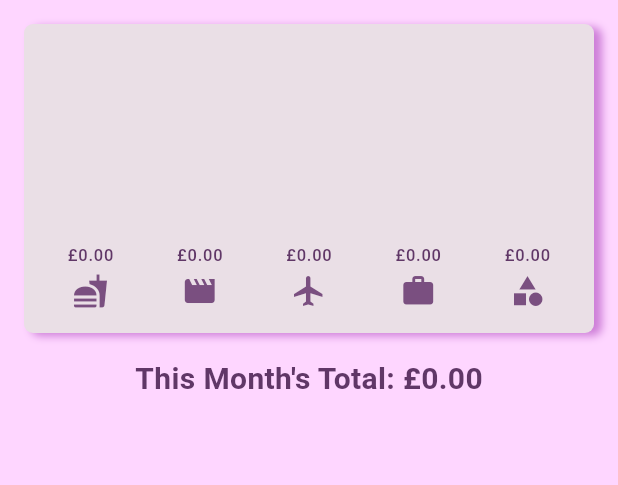
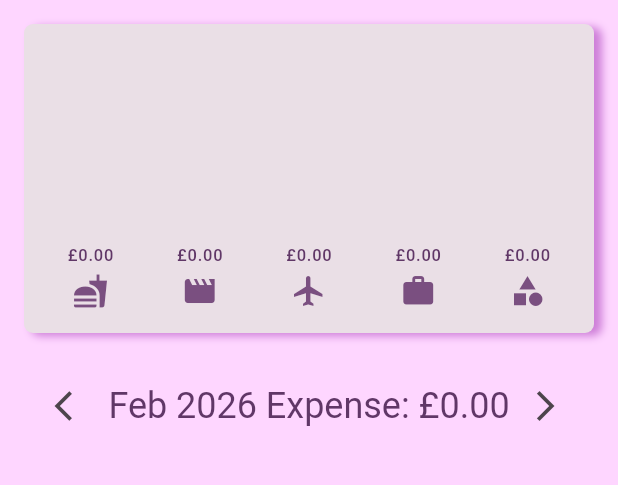
Before and after one commit to Anshuman-Raj/spending-tracker, a Flutter app: the screen it shows after launch, on a phone screen of 412 x 824 dp, the part 84-569 px from its top. Run offline on Flutter 3.47's test engine with Material 3 defaults, Android fonts, the light colour scheme and no system bars; our stand-ins replace hive_ce, hive_ce_flutter; accounts and stored records are empty.

Commit message:
add: month based view

```diff
--- a/lib/expenses.dart
+++ b/lib/expenses.dart
@@ -2,6 +2,7 @@ import 'package:flutter/material.dart';
 import 'package:hive_ce_flutter/hive_flutter.dart';
 import 'package:spending_tracker/widgets/add_expense.dart';
 import 'package:spending_tracker/charts/chart.dart';
+import 'package:spending_tracker/widgets/expense_header.dart';
 import 'package:spending_tracker/widgets/expenses_list.dart';
 import 'package:spending_tracker/models/expense.dart';
 
@@ -14,6 +15,7 @@ class Expenses extends StatefulWidget {
 
 class _ExpensesState extends State<Expenses> {
   late final Box<Expense> _expensesBox;
+  final currentMonthYear = [DateTime.now().month , DateTime.now().year];
 
   @override
   void initState() {
@@ -21,6 +23,30 @@ class _ExpensesState extends State<Expenses> {
     _expensesBox = Hive.box<Expense>('expenses');
   }
 
+  void _goToPreviousMonth() {
+    if (currentMonthYear[0] == 1) {
+      setState(() {
+        currentMonthYear[0] = 12; // Set month to December
+        currentMonthYear[1] -= 1; // Decrease year by 1
+      });
+    } else {
+    setState(() {
+      currentMonthYear[0] -= 1; // Decrease month by 1
+    });
+  }
+  }
+  void _goToNextMonth() {
+    if (currentMonthYear[0] == 12) {
+      setState(() {
+        currentMonthYear[0] = 1; // Set month to January
+        currentMonthYear[1] += 1; // Increase year by 1
+      });
+    } else {
+    setState(() {
+      currentMonthYear[0] += 1; // Increase month by 1
+    });
+  }
+  }
   void _addExpenseInputOverlay() {
     showModalBottomSheet(isScrollControlled: true,
     context: context,
@@ -48,12 +74,10 @@ class _ExpensesState extends State<Expenses> {
     );
   }
   String _getTotalExpenses() {
-    final expenses = _expensesBox.values.toList();
+    final expenses = ExpenseBucket.forMonthYear(currentMonthYear[0], currentMonthYear[1], _expensesBox.values.toList()).expenses;
     double total = 0;
     for (var expense in expenses) {
-      if (expense.date.month == DateTime.now().month && expense.date.year == DateTime.now().year) {
       total += expense.amount;
-      }
     }
     return total.toStringAsFixed(2);
   }
@@ -81,10 +105,10 @@ class _ExpensesState extends State<Expenses> {
                     children: [
                       Chart(expenses: expenses),
                       const SizedBox(height: 16),
-                      Text(
-                        'This Month\'s Total: £${_getTotalExpenses()}',
-                        style: const TextStyle(fontSize: 20, fontWeight: FontWeight.bold),
-                      ),
+                      ExpenseHeader(
+                        monthYear: "${monthNames[currentMonthYear[0] - 1]} ${currentMonthYear[1]} Expense: £${_getTotalExpenses()}",
+                        onPreviousMonth: _goToPreviousMonth,
+                        onNextMonth: _goToNextMonth),
                     ],
                   ),
                 );
@@ -95,7 +119,7 @@ class _ExpensesState extends State<Expenses> {
             child: ValueListenableBuilder<Box<Expense>>(
               valueListenable: _expensesBox.listenable(),
               builder: (context, box, _) {
-                final expenses = box.values.toList();
+                final expenses = ExpenseBucket.forMonthYear(currentMonthYear[0], currentMonthYear[1], box.values.toList()).expenses;
                 expenses.sort((a, b) => b.date.compareTo(a.date));
                 return ExpensesList(expenses, deleteExpense: _deleteExpense);
               },
@@ -111,24 +135,26 @@ class _ExpensesState extends State<Expenses> {
           ValueListenableBuilder<Box<Expense>>(
             valueListenable: _expensesBox.listenable(),
             builder: (context, box, _) {
-              final expenses = box.values.toList();
+              final expenses = ExpenseBucket.forMonthYear(currentMonthYear[0], currentMonthYear[1], box.values.toList()).expenses;
               return Chart(expenses: expenses);
             },
           ),
+
             ValueListenableBuilder<Box<Expense>>(
               valueListenable: _expensesBox.listenable(),
               builder: (context, box, _) {
-              return Text(
-          'This Month\'s Total: £${_getTotalExpenses()}',
-          style: TextStyle(fontSize: 20, fontWeight: FontWeight.bold),
-                    );
+                return ExpenseHeader(
+                          monthYear: "${monthNames[currentMonthYear[0] - 1]} ${currentMonthYear[1]} Expense: £${_getTotalExpenses()}",
+                          onPreviousMonth: _goToPreviousMonth,
+                          onNextMonth: _goToNextMonth);
               },
             ),
+
           Expanded(
             child: ValueListenableBuilder<Box<Expense>>(
               valueListenable: _expensesBox.listenable(),
               builder: (context, box, _) {
-                final expenses = box.values.toList();
+                final expenses = ExpenseBucket.forMonthYear(currentMonthYear[0], currentMonthYear[1], box.values.toList()).expenses;
                 expenses.sort((a, b) => b.date.compareTo(a.date));
                 return ExpensesList(expenses, deleteExpense: _deleteExpense);
               },
--- /dev/null
+++ b/lib/widgets/expense_header.dart
@@ -0,0 +1,24 @@
+import 'package:flutter/material.dart';
+
+class ExpenseHeader extends StatelessWidget {
+  const ExpenseHeader({super.key, required this.monthYear, required this.onPreviousMonth, required this.onNextMonth});
+  final String monthYear;
+  final VoidCallback onPreviousMonth;
+  final VoidCallback onNextMonth;
+
+  @override
+  Widget build(BuildContext context) {
+    return SizedBox(
+      height: MediaQuery.of(context).size.height * 0.08,
+      child: Row(
+        mainAxisSize: MainAxisSize.min,
+        mainAxisAlignment: MainAxisAlignment.center,
+        children: [
+          IconButton(onPressed: onPreviousMonth, icon: const Icon(Icons.arrow_back_ios)),
+          Text(monthYear, style: Theme.of(context).textTheme.headlineSmall),
+          IconButton(onPressed: onNextMonth, icon: const Icon(Icons.arrow_forward_ios)),
+        ],
+      ),
+    );
+  }
+}
```
Also changed, not shown: lib/models/expense.dart (+5 -4 lines). Lines whose indentation alone changed are shown as unchanged.
